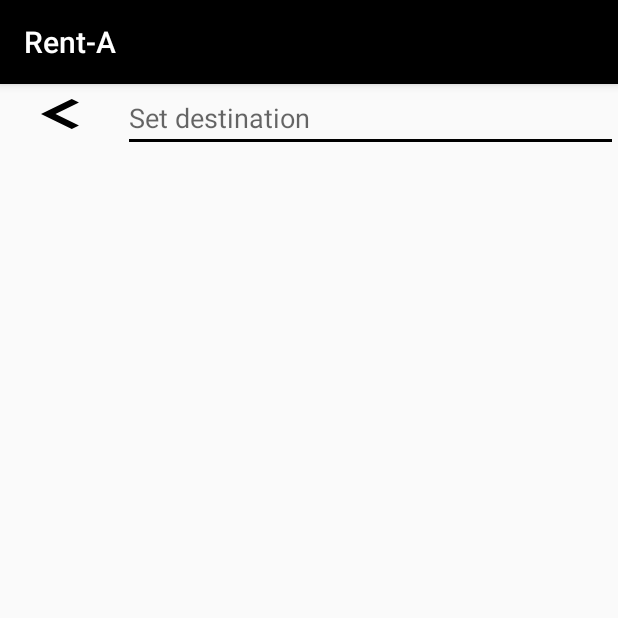
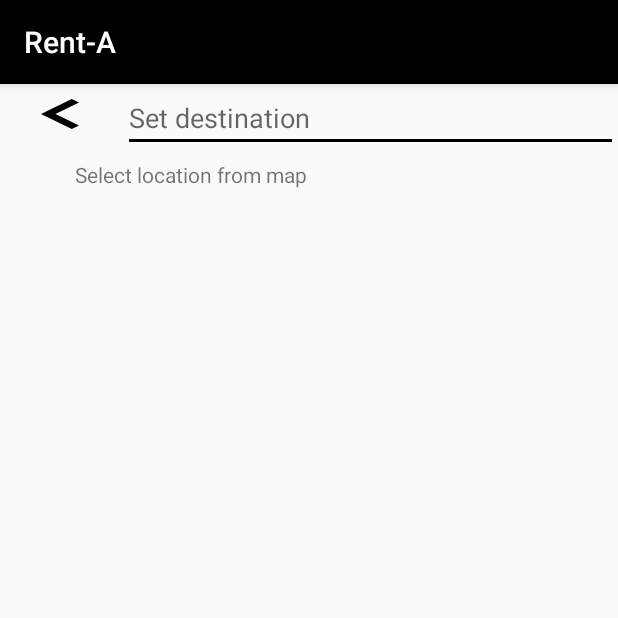
Before and after one commit to raymarkimcabrera/rentA, an Android app: the AutoCompleteKeyboardActivity screen opened directly, with no data from a screen before it, on a phone screen of 412 x 824 dp, the top half of it. Run offline under Robolectric (Android 15) with nearby library versions, the phone set to English and light mode, and no system bars; our stand-ins replace ButterKnife, RxJava; libraries missing offline, so code that uses them is left out: com.jakewharton.retrofit2; 3 statements that could not run were skipped.

Commit message:
Add of marker for location selection [WIP]

```diff
--- a/app/src/main/AndroidManifest.xml
+++ b/app/src/main/AndroidManifest.xml
@@ -59,7 +59,8 @@
         <activity android:name=".activity.LoginActivity" />
         <activity android:name=".activity.MessagesActivity" />
         <activity android:name=".activity.PermissionRequestActivity" />
-        <activity android:name=".AutoCompleteKeyboardActivity"></activity>
+        <activity android:name=".AutoCompleteKeyboardActivity" />
+        <activity android:name=".activity.LocationSelectorMapActivity"></activity>
     </application>
 
 </manifest>
--- a/app/src/main/java/com/skuld/user/rent_a/AutoCompleteKeyboardActivity.java
+++ b/app/src/main/java/com/skuld/user/rent_a/AutoCompleteKeyboardActivity.java
@@ -12,6 +12,7 @@ import android.view.View;
 import android.view.Window;
 import android.widget.EditText;
 import android.widget.ImageView;
+import android.widget.LinearLayout;
 
 import com.google.gson.Gson;
 import com.google.gson.GsonBuilder;
@@ -27,6 +28,7 @@ import org.json.JSONObject;
 
 import java.io.IOException;
 
+import butterknife.BindView;
 import io.reactivex.Observable;
 import io.reactivex.Observer;
 import io.reactivex.disposables.CompositeDisposable;
@@ -38,7 +40,7 @@ import retrofit2.Retrofit;
 import retrofit2.converter.gson.GsonConverterFactory;
 
 public class AutoCompleteKeyboardActivity extends AppCompatActivity implements Callback<SuggestionList>{
-    public static final String TAG = "CustomKeyboardActivity";
+    public static final String TAG = "AutoCompleteKeyboardActivity";
 
     public static final String RESULT_TEXT = "RESULT_TEXT";
     public static final String RESULT_EDIT_TEXT_ID = "RESULT_EDIT_TEXT_ID";
@@ -69,6 +71,7 @@ public class AutoCompleteKeyboardActivity extends AppCompatActivity implements C
     private boolean mRemoveFocusAfter;
 
     private EditText mEditText;
+    private LinearLayout mLocationFromMapLinearLayout;
     private ImageView mBackImageView;
     private Context mContext;
     ApiInterface mApiInterface;
@@ -104,6 +107,7 @@ public class AutoCompleteKeyboardActivity extends AppCompatActivity implements C
     private void initUI() {
         mEditText = (EditText) findViewById(R.id.editText);
         mBackImageView = (ImageView) findViewById(R.id.backImageView);
+        mLocationFromMapLinearLayout = (LinearLayout) findViewById(R.id.locationFromMapLinearLayout);
 
         mBackImageView.setOnClickListener(new View.OnClickListener() {
             @Override
@@ -111,7 +115,14 @@ public class AutoCompleteKeyboardActivity extends AppCompatActivity implements C
                 backToPreviousActivity();
             }
         });
-//
+
+        mLocationFromMapLinearLayout.setOnClickListener(new View.OnClickListener() {
+            @Override
+            public void onClick(View view) {
+
+            }
+        });
+
         mEditText.setHint(mEditTextId == R.id.pickUpTextView ? "Set pick-up location" : "Set destination");
 
         mEditText.addTextChangedListener(new TextWatcher() {
--- a/app/src/main/res/layout/activity_auto_complete_keyboard.xml
+++ b/app/src/main/res/layout/activity_auto_complete_keyboard.xml
@@ -29,4 +29,17 @@
 
     </LinearLayout>
 
+    <LinearLayout
+        android:id="@+id/locationFromMapLinearLayout"
+        android:layout_width="match_parent"
+        android:layout_height="wrap_content">
+
+        <TextView
+            android:layout_width="match_parent"
+            android:layout_height="wrap_content"
+            android:text="Select location from map"
+            android:paddingTop="5dp"
+            android:paddingBottom="5dp"
+            android:paddingLeft="50dp"/>
+    </LinearLayout>
 </LinearLayout>
```
Also changed, not shown: app/src/main/java/com/skuld/user/rent_a/activity/DashboardActivity.java (+4 -4 lines), app/src/main/java/com/skuld/user/rent_a/activity/LocationSelectorMapActivity.java (added, +94 -0 lines), app/src/main/res/drawable/ic_location.xml (added, +8 -0 lines), app/src/main/res/layout/activity_location_selector_map.xml (added, +16 -0 lines).
